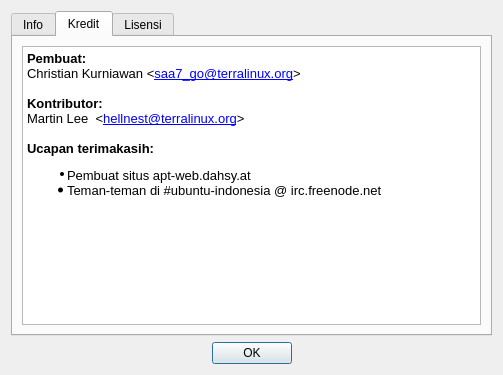
Before: the Qt Designer form aboutdialog.ui in saa7go/qDebDownloader, drawn with Qt 5.
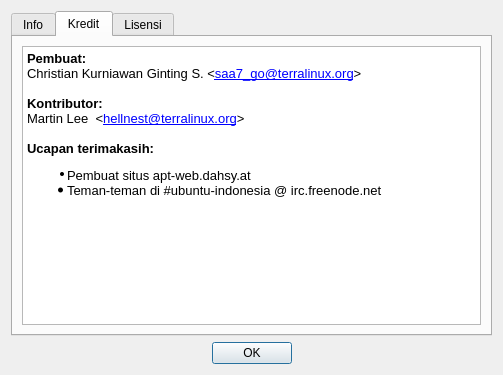
After: the same form once the commit is applied. The open tabs and pages were chosen to show the change. Icons and pictures are not drawn.

Commit message: membenahi bagian Kredit

Patch:
```diff
--- a/aboutdialog.ui
+++ b/aboutdialog.ui
@@ -93,7 +93,7 @@
 p, li { white-space: pre-wrap; }
 &lt;/style&gt;&lt;/head&gt;&lt;body style=&quot; font-family:'MS Shell Dlg 2'; font-size:8.25pt; font-weight:400; font-style:normal;&quot;&gt;
 &lt;p style=&quot; margin-top:0px; margin-bottom:0px; margin-left:0px; margin-right:0px; -qt-block-indent:0; text-indent:0px;&quot;&gt;&lt;span style=&quot; font-size:10pt; font-weight:600;&quot;&gt;Pembuat:&lt;/span&gt;&lt;/p&gt;
-&lt;p style=&quot; margin-top:0px; margin-bottom:0px; margin-left:0px; margin-right:0px; -qt-block-indent:0; text-indent:0px;&quot;&gt;&lt;span style=&quot; font-size:10pt;&quot;&gt;Christian Kurniawan &amp;lt;&lt;/span&gt;&lt;a href=&quot;mailto:saa7_go@terralinux.org&quot;&gt;&lt;span style=&quot; font-size:10pt; text-decoration: underline; color:#0000ff;&quot;&gt;saa7_go@terralinux.org&lt;/span&gt;&lt;/a&gt;&lt;span style=&quot; font-size:10pt;&quot;&gt;&amp;gt;&lt;/span&gt;&lt;/p&gt;
+&lt;p style=&quot; margin-top:0px; margin-bottom:0px; margin-left:0px; margin-right:0px; -qt-block-indent:0; text-indent:0px;&quot;&gt;&lt;span style=&quot; font-size:10pt;&quot;&gt;Christian Kurniawan Ginting S. &amp;lt;&lt;/span&gt;&lt;a href=&quot;mailto:saa7_go@terralinux.org&quot;&gt;&lt;span style=&quot; font-size:10pt; text-decoration: underline; color:#0000ff;&quot;&gt;saa7_go@terralinux.org&lt;/span&gt;&lt;/a&gt;&lt;span style=&quot; font-size:10pt;&quot;&gt;&amp;gt;&lt;/span&gt;&lt;/p&gt;
 &lt;p style=&quot;-qt-paragraph-type:empty; margin-top:0px; margin-bottom:0px; margin-left:0px; margin-right:0px; -qt-block-indent:0; text-indent:0px; font-size:10pt;&quot;&gt;&lt;/p&gt;
 &lt;p style=&quot; margin-top:0px; margin-bottom:0px; margin-left:0px; margin-right:0px; -qt-block-indent:0; text-indent:0px;&quot;&gt;&lt;span style=&quot; font-size:10pt; font-weight:600;&quot;&gt;Kontributor:&lt;/span&gt;&lt;/p&gt;
 &lt;p style=&quot; margin-top:0px; margin-bottom:0px; margin-left:0px; margin-right:0px; -qt-block-indent:0; text-indent:0px;&quot;&gt;&lt;span style=&quot; font-size:10pt;&quot;&gt;Martin Lee  &amp;lt;&lt;/span&gt;&lt;a href=&quot;mailto:hellnest@terralinux.org&quot;&gt;&lt;span style=&quot; font-size:10pt; text-decoration: underline; color:#0000ff;&quot;&gt;hellnest@terralinux.org&lt;/span&gt;&lt;/a&gt;&lt;span style=&quot; font-size:10pt;&quot;&gt;&amp;gt;&lt;/span&gt;&lt;/p&gt;
```
